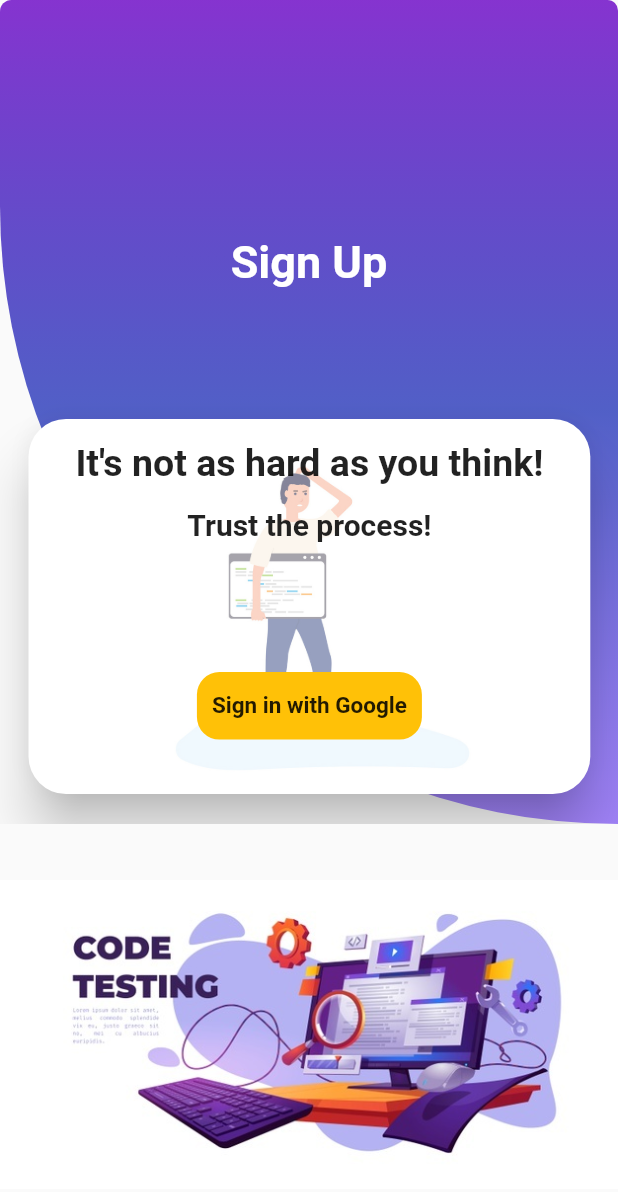
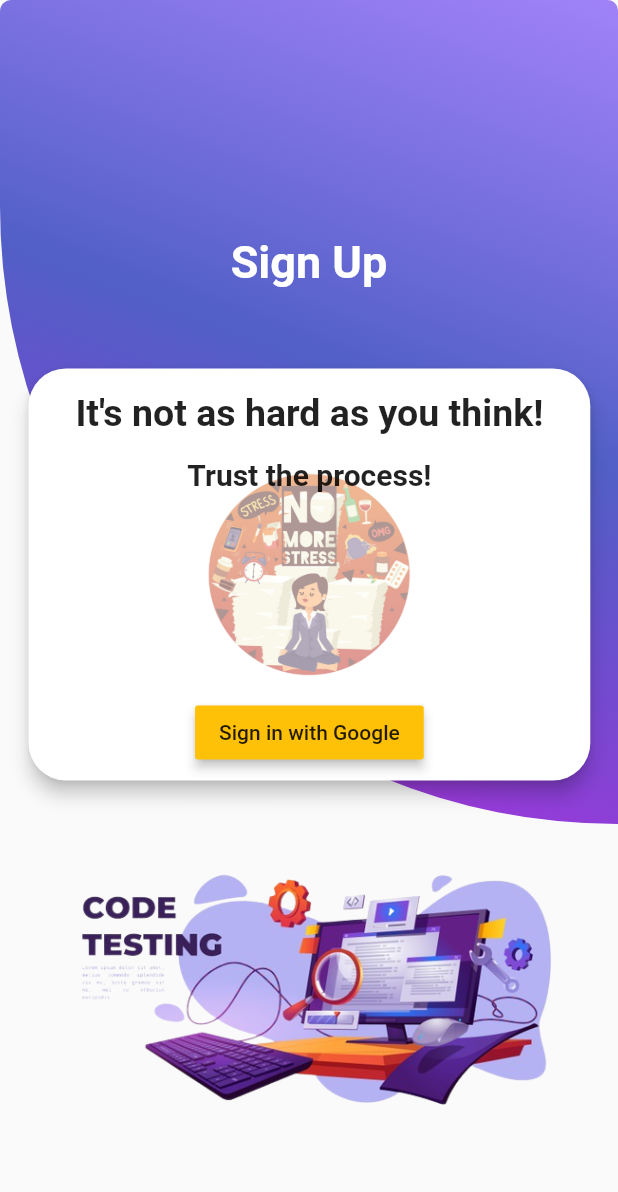
Before and after one commit to oojas/Placement-Portal, a Flutter app: the screen it shows after launch, on a phone screen of 412 x 824 dp. Shown: the top 1192 px of the screen. Run offline on Flutter 3.47's test engine with Material 2 defaults, Android fonts, the phone set to English and light mode, and no system bars; our stand-ins replace firebase_auth, firebase_core, google_fonts, google_sign_in, package_info_plus; accounts and stored records are empty; Roboto replaces fonts that are missing (Heebo).

```diff
--- a/lib/Authentication/login.dart
+++ b/lib/Authentication/login.dart
@@ -1,4 +1,4 @@
-// ignore_for_file: prefer_const_constructors
+// ignore_for_file: prefer_const_constructors,avoid_unnecessary_containers, deprecated_member_use
 import 'package:firebase_auth/firebase_auth.dart';
 import 'package:flutter/material.dart';
 import 'package:google_fonts/google_fonts.dart';
@@ -56,7 +56,8 @@ class _LoginState extends State<Login> with SingleTickerProviderStateMixin {
               // ignore: curly_braces_in_flow_control_structures
               return Scaffold(
                 // ignore: sized_box_for_whitespace
-                body: Container(
+                body: SafeArea(
+                  child: Container(
                     height: MediaQuery.of(context).size.height,
                     width: MediaQuery.of(context).size.width,
                     child: SingleChildScrollView(
@@ -69,7 +70,8 @@ class _LoginState extends State<Login> with SingleTickerProviderStateMixin {
                                 child: Container(
                                   child: Center(
                                       child: Padding(
-                                  padding: const EdgeInsets.only(bottom: 200.0),
+                                    padding:
+                                        const EdgeInsets.only(bottom: 200.0),
                                     child: Text(
                                       "Sign Up",
                                       style: GoogleFonts.heebo(
@@ -98,92 +100,97 @@ class _LoginState extends State<Login> with SingleTickerProviderStateMixin {
                                                 .withGreen(30)
                                                 .withRed(10)
                                                 .withOpacity(0.7),
-                                          Colors.indigo.shade300
+                                            Colors.indigo.shade200
                                                 .withGreen(30)
                                                 .withOpacity(0.9)
                                           ],
-                                        begin: Alignment.bottomRight,
-                                        end: Alignment.topRight)),
+                                          begin: Alignment.topRight,
+                                          end: Alignment.bottomCenter)),
                                 ),
                               ),
                               Positioned(
-                              bottom: 1,
+                                bottom: 10,
                                 child: Padding(
                                   padding: const EdgeInsets.all(15.0),
                                   child: Card(
                                     shape: RoundedRectangleBorder(
-                                      borderRadius: BorderRadius.circular(25)),
-                                  elevation: 15,
+                                        borderRadius:
+                                            BorderRadius.circular(25)),
+                                    elevation: 5,
                                     child: Container(
+                                      clipBehavior: Clip.hardEdge,
                                       child: Column(
                                         children: [
                                           Padding(
                                             padding: const EdgeInsets.all(15.0),
+                                            child: SizedBox(
                                               child: Text(
                                                 "It's not as hard as you think!",
                                                 style: GoogleFonts.roboto(
                                                     fontSize: 25,
                                                     color: Colors.black87,
-                                                fontWeight: FontWeight.bold),
+                                                    fontWeight:
+                                                        FontWeight.bold),
+                                              ),
                                             ),
                                           ),
                                           Text('Trust the process!',
                                               style: GoogleFonts.roboto(
                                                   fontSize: 20,
                                                   fontWeight: FontWeight.bold)),
-                                        SizedBox(
-                                          height: MediaQuery.of(context)
-                                                  .size
-                                                  .height /
-                                              9.5,
-                                        ),
-                                        // ignore: avoid_unnecessary_containers
-                                        GestureDetector(
-                                          onTap: () {
+                                          Expanded(child: Container()),
+                                          Align(
+                                            alignment: Alignment.bottomCenter,
+                                            child: Padding(
+                                              padding: const EdgeInsets.only(
+                                                  bottom: 8.0),
+                                              child: RaisedButton(
+                                                elevation: 3,
+                                                onPressed: () {
                                                   final provider = Provider.of<
                                                           GoogleSignInProvider>(
                                                       context,
                                                       listen: false);
                                                   provider.googleLogin();
                                                 },
-                                          child: Container(
-                                            width: 150,
-                                            height: 45,
-                                            child: Center(
-                                                child: Text(
-                                              'Sign in with Google',
-                                              style: general.buttontextStyle,
-                                            )),
-                                            decoration: BoxDecoration(
+                                                child:
+                                                    Text('Sign in with Google'),
                                                 color: Colors.amber,
-                                                borderRadius:
-                                                    BorderRadius.circular(15)),
+                                              ),
                                             ),
                                           )
                                         ],
                                       ),
-                                    width:
-                                        MediaQuery.of(context).size.width / 1.1,
-                                    height: 250,
+                                      width: MediaQuery.of(context).size.width /
+                                          1.1,
+                                      height:
+                                          MediaQuery.of(context).size.height /
+                                              3,
                                       decoration: BoxDecoration(
                                           image: DecorationImage(
                                               opacity: 0.5,
+                                              scale: 7,
                                               image: AssetImage(
-                                                'Assets/images/signupcard.jpg'))),
+                                                  'Assets/images/no-stress.png'))),
                                     ),
                                   ),
                                 ),
                               )
                             ],
                           ),
-                        FadeTransition(
-                          opacity: _animation1,
-                          child: Image.asset(
-                            'Assets/images/decoration.jpg',
-                            height: 280,
+                          Padding(
+                            padding: const EdgeInsets.all(8.0),
+                            child: Container(
+                              width: double.infinity,
+                              height: MediaQuery.of(context).size.height / 4,
+                              decoration: BoxDecoration(
+                                  image: DecorationImage(
+                                      image: AssetImage(
+                                          'Assets/images/decoration.png'))),
                             ),
-                        )
+                          ),
                         ],
+                      ),
                     ),
                   ),
                 ),
--- a/lib/helper/general.dart
+++ b/lib/helper/general.dart
@@ -12,5 +12,5 @@ class General {
     Colors.blue.shade300.withAlpha(30).withGreen(50).withOpacity(0.6),
     Colors.pink.shade200.withGreen(30).withRed(10).withOpacity(0.7),
     Colors.indigo.shade300.withGreen(30).withOpacity(0.9)
-  ], begin: Alignment.bottomRight, end: Alignment.topRight);
+  ], begin: Alignment.topCenter, end: Alignment.bottomCenter);
 }
--- a/lib/main.dart
+++ b/lib/main.dart
@@ -1,6 +1,8 @@
 // ignore_for_file: prefer_const_constructors, camel_case_types
 
 import 'package:flutter/material.dart';
+import 'package:placementcracker/Authentication/login.dart';
+import 'package:placementcracker/Authentication/pfp.dart';
 import 'package:placementcracker/Screens/splash.dart';
 import 'package:firebase_core/firebase_core.dart';
 import 'package:placementcracker/providers/google_sign_in.dart';
--- a/pubspec.yaml
+++ b/pubspec.yaml
@@ -38,6 +38,7 @@ dependencies:
   google_fonts:
   firebase_auth:
   google_sign_in:
+  package_info_plus:
 
 dev_dependencies:
   flutter_test:
```
Also changed, not shown: lib/Authentication/pfp.dart (+84 -5 lines), lib/Authentication/profile.dart (deleted, +0 -50 lines), Assets/images/decoration.jpg (deleted), Assets/images/decoration.png (added), Assets/images/no-stress.png (added), pubspec.lock. Lines whose indentation alone changed are shown as unchanged.
